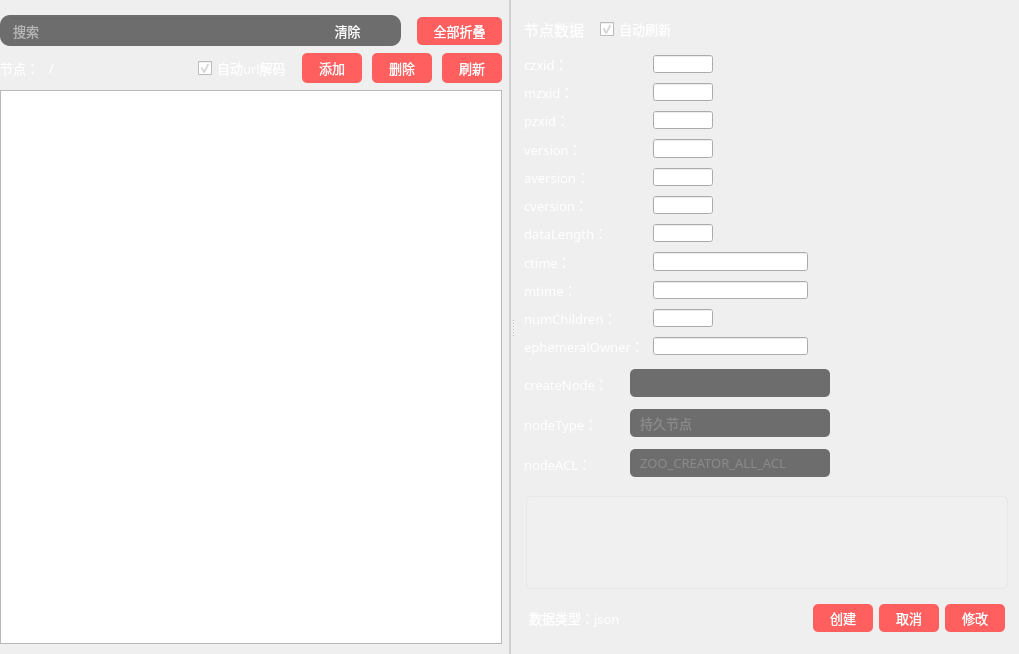
Before: the Qt Designer form Fdog-Kit-Zookeeper/module_zookeeper/zookeeperwidget.ui in HuaGouFdog/Fdog-Kit, drawn with Qt 5.
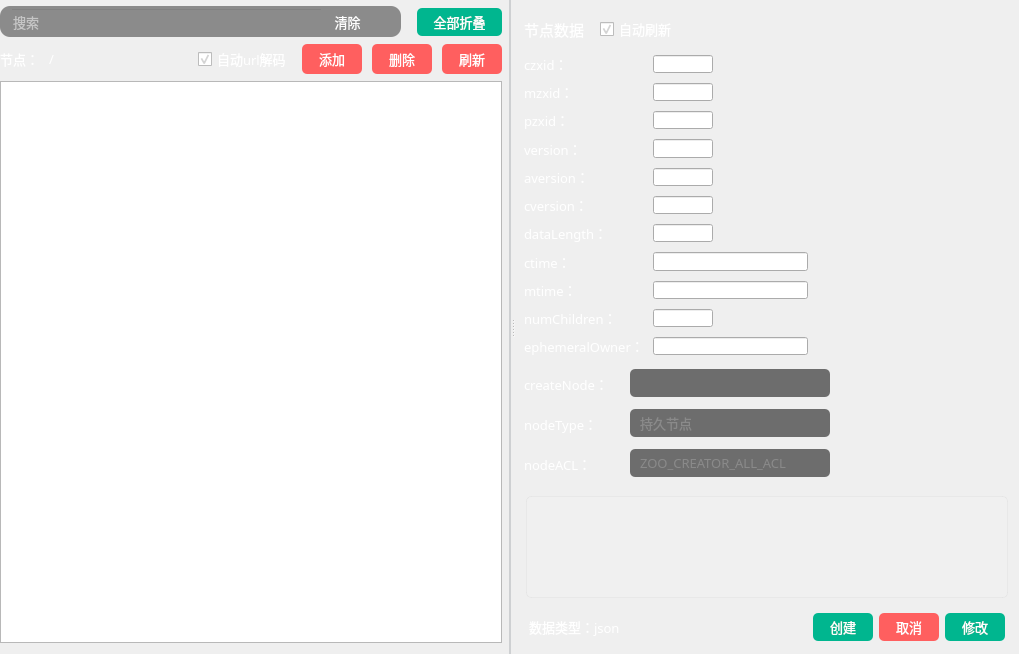
After: the same form once the commit is applied. Icons and pictures are not drawn.

Commit message: 优化数据滑动条样式，修复提示信息窗口不随主窗口移动的问题，修复创建节点信息添加节点内容后出现修改按钮

```diff
--- a/Fdog-Kit-Zookeeper/module_zookeeper/zookeeperwidget.ui
+++ b/Fdog-Kit-Zookeeper/module_zookeeper/zookeeperwidget.ui
@@ -144,13 +144,13 @@
         <enum>QLayout::SetDefaultConstraint</enum>
        </property>
        <property name="topMargin">
-        <number>9</number>
+        <number>0</number>
        </property>
        <property name="rightMargin">
         <number>9</number>
        </property>
        <property name="bottomMargin">
-        <number>9</number>
+        <number>10</number>
        </property>
        <item>
         <widget class="QWidget" name="horizontalWidget_1_1_l" native="true">
@@ -220,7 +220,7 @@
              <string notr="true">#widget_1_3_l_1{
 color: rgb(231, 238, 244);
 border-radius: 14px;
-background-color: rgb(25, 25, 25, 155);
+background-color: rgb(25, 25, 25, 120);
 border: 0px solid rgba(255, 255, 255, 0);
 border-radius: 10px;
 padding-left:10px;
@@ -365,7 +365,8 @@
             <property name="styleSheet">
              <string notr="true">QToolButton {
 	color: rgb(255, 255, 255);
-	background-color: rgb(255, 95, 95);
+	
+	background-color: rgb(0, 182, 143);
 	border-radius: 5px;
 }
 
@@ -1005,7 +1006,7 @@
         <number>0</number>
        </property>
        <property name="bottomMargin">
-        <number>19</number>
+        <number>10</number>
        </property>
        <item>
         <widget class="QWidget" name="horizontalWidget_1_2_4_r" native="true">
@@ -2202,20 +2203,22 @@
 }
 
 QScrollBar:vertical{
-    width: 8px;
+    width: 10px;
 	
-	background-color: rgb(67, 77, 88);
+	
+	background-color: rgba(255, 255, 255, 50);
     margin: 0px,0px,0px,0px;
     padding-top: 0px;		/*//隐藏上下的箭头*/
     padding-bottom: 0px;
+border-radius: 4px;
 }
 
 QScrollBar::handle:vertical {
-    width: 8px;
+    width: 10px;
 	
 	background-color: rgb(239, 239, 239);
     /*滚动条两端变成椭圆 */
-    border-radius: 2px;
+    border-radius: 4px;
     min-height: 0;
 }
 
@@ -2393,7 +2396,8 @@
                   <property name="styleSheet">
                    <string notr="true">QToolButton {
 	color: rgb(255, 255, 255);
-	background-color: rgb(255, 95, 95);
+	
+	background-color: rgb(0, 182, 143);
 	border-radius: 5px;
 }
 
@@ -2497,7 +2501,8 @@
                   <property name="styleSheet">
                    <string notr="true">QToolButton {
 	color: rgb(255, 255, 255);
-	background-color: rgb(255, 95, 95);
+	
+	background-color: rgb(0, 182, 143);
 	border-radius: 5px;
 }
 
```
Left out of the diff: 6 changed lines with no effect on the pictures. The commit also changes 4 other files.
